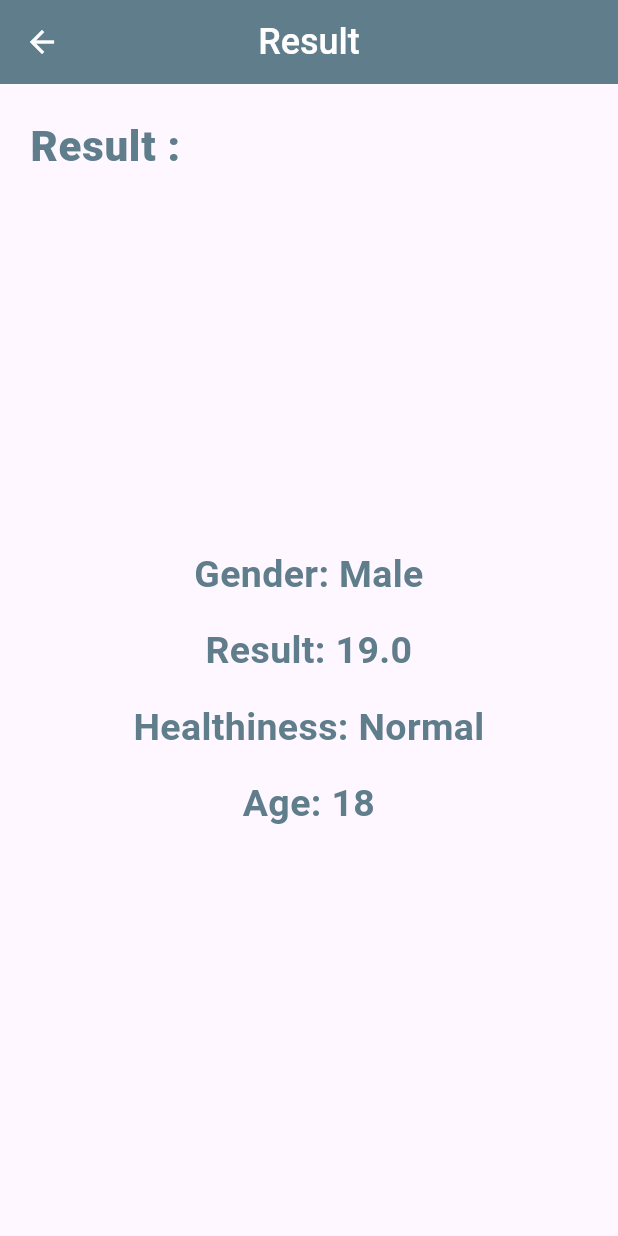
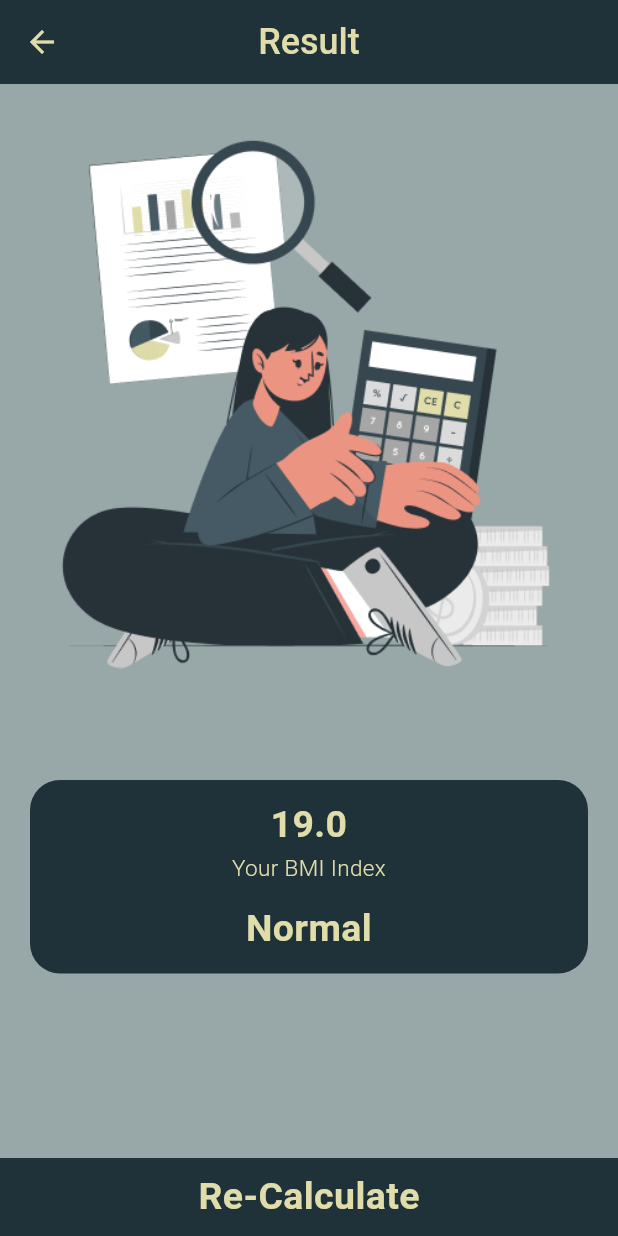
Before and after one commit to Mariam-Elkhelawy/BMI_App, a Flutter app: the screen it shows after launch, after a tap on the "remove" icon, after a tap on the "add" icon, after a tap on "Calculate", on a phone screen of 412 x 824 dp. Run offline on Flutter 3.47's test engine with Material 3 defaults, Android fonts, the phone set to English and light mode, and no system bars.

Commit message:
finish app

```diff
--- a/lib/home_screen.dart
+++ /dev/null
@@ -1,202 +0,0 @@
-import 'dart:math';
-
-import 'screens/result/result_screen.dart';
-import 'package:flutter/material.dart';
-
-class MyHomePage extends StatefulWidget {
-  const MyHomePage({Key? key}) : super(key: key);
-
-  @override
-  State<MyHomePage> createState() => _MyHomePageState();
-}
-
-class _MyHomePageState extends State<MyHomePage> {
-  bool isMale = true;
-  double heightVal = 170;
-  int weight = 55;
-  int age = 18;
-
-  @override
-  Widget build(BuildContext context) {
-    return Scaffold(
-      appBar: AppBar(title: const Text('Body Mass Index'), centerTitle: true),
-      body: SafeArea(
-        child: Column(
-          mainAxisAlignment: MainAxisAlignment.center,
-          children: [
-            Expanded(
-              child: Padding(
-                padding: const EdgeInsets.all(20.0),
-                child: Row(
-                  children: [
-                    gender(context, 'male'),
-                    const SizedBox(width: 15),
-                    gender(context, 'female'),
-                  ],
-                ),
-              ),
-            ),
-            Expanded(
-              child: Padding(
-                padding: const EdgeInsets.symmetric(horizontal: 20.0),
-                child: Container(
-                  decoration: BoxDecoration(
-                    borderRadius: BorderRadius.circular(10),
-                    color: Colors.blueGrey,
-                  ),
-                  child: Column(
-                    mainAxisAlignment: MainAxisAlignment.center,
-                    children: [
-                      Text('Height',
-                          style: Theme.of(context).textTheme.bodyMedium),
-                      Row(
-                        mainAxisAlignment: MainAxisAlignment.center,
-                        crossAxisAlignment: CrossAxisAlignment.baseline,
-                        textBaseline: TextBaseline.alphabetic,
-                        children: [
-                          Text(heightVal.toStringAsFixed(1),
-                              style: Theme.of(context).textTheme.bodyLarge),
-                          SizedBox(width: 4),
-                          Text('CM',
-                              style: Theme.of(context).textTheme.bodySmall),
-                        ],
-                      ),
-                      Slider(
-                        inactiveColor: Colors.white,
-                        activeColor: Colors.grey.shade300,
-                        min: 90,
-                        max: 220,
-                        value: heightVal,
-                        onChanged: (newValue) =>
-                            setState(() => heightVal = newValue),
-                      ),
-                    ],
-                  ),
-                ),
-              ),
-            ),
-            Expanded(
-              child: Padding(
-                padding: const EdgeInsets.all(20.0),
-                child: Row(
-                  children: [
-                    m2Expanded(context, 'weight'),
-                    const SizedBox(width: 15),
-                    m2Expanded(context, 'age'),
-                  ],
-                ),
-              ),
-            ),
-            Container(
-              color: Colors.blueGrey,
-              width: double.infinity,
-              // height: MediaQuery.of(context).size.height / 16,
-              child: TextButton(
-                onPressed: () {
-                  var result = weight / pow(heightVal / 100, 2);
-                  Navigator.push(
-                    context,
-                    MaterialPageRoute(
-                      builder: (context) =>
-                          ResultScreen(result: result, isMale: isMale, age: age),
-                    ),
-                  );
-                },
-                child: Text(
-                  'Calculate',
-                  style: Theme.of(context).textTheme.bodyMedium,
-                ),
-              ),
-            ),
-          ],
-        ),
-      ),
-    );
-  }
-
-  Expanded gender(BuildContext context, String gender) {
-    return Expanded(
-      child: InkWell(
-        onTap: () {
-          setState(() {
-            isMale = (gender == 'male') ? true : false;
-          });
-        },
-        child: Container(
-          decoration: BoxDecoration(
-            borderRadius: BorderRadius.circular(10),
-            color:
-                (isMale && gender == 'male') || (!isMale && gender == 'female')
-                    ? Color(0xFF6e7f80)
-                    : Colors.blueGrey,
-          ),
-          child: Column(
-            mainAxisAlignment: MainAxisAlignment.center,
-            children: [
-              Icon(gender == 'male' ? Icons.male : Icons.female, size: 90),
-              const SizedBox(height: 15),
-              Text(
-                gender == 'male' ? 'Male' : 'Female',
-                style: Theme.of(context).textTheme.bodyMedium,
-              ),
-            ],
-          ),
-        ),
-      ),
-    );
-  }
-
-  Expanded m2Expanded(BuildContext context, String type) {
-    return Expanded(
-      child: Container(
-        decoration: BoxDecoration(
-          borderRadius: BorderRadius.circular(10),
-          color: Colors.blueGrey,
-        ),
-        child: Column(
-          mainAxisAlignment: MainAxisAlignment.center,
-          children: [
-            Text(
-              type == 'age' ? 'Age' : 'Weight',
-              style: Theme.of(context).textTheme.bodyMedium,
-            ),
-            const SizedBox(height: 6),
-            Text(
-              type == 'age' ? '$age' : '$weight',
-              style: Theme.of(context).textTheme.bodyMedium,
-            ),
-            const SizedBox(height: 10),
-            Row(
-              mainAxisAlignment: MainAxisAlignment.center,
-              children: [
-                FloatingActionButton(
-                  backgroundColor: Colors.white,
-                  heroTag: type == 'age' ? 'age--' : 'weight--',
-                  onPressed: () =>
-                      setState(() => type == 'age' ? age-- : weight--),
-                  child: const Icon(
-                    Icons.remove,
-                    color: Colors.blueGrey,
-                  ),
-                  mini: true,
-                ),
-                const SizedBox(width: 8),
-                FloatingActionButton(
-                  backgroundColor: Colors.white,
-                  heroTag: type == 'age' ? 'age++' : 'weight++',
-                  onPressed: () =>
-                      setState(() => type == 'age' ? age++ : weight++),
-                  child: const Icon(
-                    Icons.add,
-                    color: Colors.blueGrey,
-                  ),
-                  mini: true,
-                ),
-              ],
-            ),
-          ],
-        ),
-      ),
-    );
-  }
-}
--- a/lib/main.dart
+++ b/lib/main.dart
@@ -1,4 +1,4 @@
-import 'package:bmi_app/home_screen.dart';
+import 'package:bmi_app/screens/home/home_screen.dart';
 import 'package:flutter/material.dart';
 
 void main() => runApp(const MyApp());
@@ -11,36 +11,41 @@ class MyApp extends StatelessWidget {
     return MaterialApp(
       debugShowCheckedModeBanner: false,
       home: const MyHomePage(),
-
-      // initialRoute: MyHomePage.routeName,
-      // routes: {
-      //   MyHomePage.routeName: (context) => MyHomePage(),
-      //   ResultScreen.routeName: (context) => ResultScreen()
-      // },
       theme: ThemeData(
-        appBarTheme: AppBarTheme(
-          backgroundColor: Colors.blueGrey,
+        floatingActionButtonTheme: const FloatingActionButtonThemeData(
+          backgroundColor: Color(0xFFe0ddaa),
+        ),
+        primaryColor: const Color(0xFF203239),
+        scaffoldBackgroundColor: const Color(0xFF98A7A7),
+        appBarTheme: const AppBarTheme(
+          backgroundColor: Color(0xFF203239),
           centerTitle: true,
-          iconTheme: IconThemeData(color: Colors.white),
+          iconTheme: IconThemeData(
+            color: Color(0xFFe0ddaa),
+          ),
           titleTextStyle: TextStyle(
-              color: Colors.white, fontSize: 24, fontWeight: FontWeight.w500),
+              color: Color(0xFFe0ddaa),
+              fontSize: 24,
+              fontWeight: FontWeight.w500),
         ),
-        iconTheme: const IconThemeData(color: Colors.white),
-        textTheme: TextTheme(
+        iconTheme: const IconThemeData(
+          color: Color(0xFFe0ddaa),
+        ),
+        textTheme: const TextTheme(
           bodyLarge: TextStyle(
             fontSize: 28,
             fontWeight: FontWeight.w800,
-            color: Colors.white,
+            color: Color(0xFFe0ddaa),
           ),
           bodyMedium: TextStyle(
             fontSize: 25,
             fontWeight: FontWeight.bold,
-            color: Colors.white,
+            color: Color(0xFFe0ddaa),
           ),
           bodySmall: TextStyle(
             fontSize: 20,
             fontWeight: FontWeight.bold,
-            color: Colors.white,
+            color: Color(0xFFe0ddaa),
           ),
         ),
       ),
--- a/lib/screens/home/home_screen.dart
+++ b/lib/screens/home/home_screen.dart
@@ -1,22 +1,18 @@
 import 'dart:math';
-
-import 'package:bmi_app/models/user_model.dart';
-import 'package:bmi_app/screens/home/widgets/gender_widget.dart';
 
 import '../result/result_screen.dart';
 import 'package:flutter/material.dart';
 
-class HomeScreen extends StatefulWidget {
-  const HomeScreen({Key? key}) : super(key: key);
-  static const String routeName = 'ResultScreen';
+class MyHomePage extends StatefulWidget {
+  const MyHomePage({Key? key}) : super(key: key);
 
   @override
-  State<HomeScreen> createState() => _HomeScreenState();
+  State<MyHomePage> createState() => _MyHomePageState();
 }
 
-class _HomeScreenState extends State<HomeScreen> {
+class _MyHomePageState extends State<MyHomePage> {
+  bool isMale = true;
   double heightVal = 170;
-
   int weight = 55;
   int age = 18;
 
@@ -33,9 +29,9 @@ class _HomeScreenState extends State<HomeScreen> {
                 padding: const EdgeInsets.all(20.0),
                 child: Row(
                   children: [
-                    GenderWidget( gender: 'male'),
+                    gender(context, 'male'),
                     const SizedBox(width: 15),
-                    GenderWidget(gender: 'female'),
+                    gender(context, 'female'),
                   ],
                 ),
               ),
@@ -46,7 +42,7 @@ class _HomeScreenState extends State<HomeScreen> {
                 child: Container(
                   decoration: BoxDecoration(
                     borderRadius: BorderRadius.circular(10),
-                    color: Colors.blueGrey,
+                    color: Theme.of(context).primaryColor,
                   ),
                   child: Column(
                     mainAxisAlignment: MainAxisAlignment.center,
@@ -59,16 +55,20 @@ class _HomeScreenState extends State<HomeScreen> {
                         textBaseline: TextBaseline.alphabetic,
                         children: [
                           Text(heightVal.toStringAsFixed(1),
-                              style: Theme.of(context).textTheme.bodyMedium),
+                              style: Theme.of(context).textTheme.bodyLarge),
+                          const SizedBox(width: 4),
                           Text('CM',
-                              style: Theme.of(context).textTheme.bodyMedium),
+                              style: Theme.of(context).textTheme.bodySmall),
                         ],
                       ),
                       Slider(
+                        inactiveColor: const Color(0xFFe0ddaa),
+                        activeColor: const Color(0xFF98A7A7),
                         min: 90,
                         max: 220,
                         value: heightVal,
-                        onChanged: (newValue) => setState(() => heightVal = newValue),
+                        onChanged: (newValue) =>
+                            setState(() => heightVal = newValue),
                       ),
                     ],
                   ),
@@ -88,15 +88,18 @@ class _HomeScreenState extends State<HomeScreen> {
               ),
             ),
             Container(
-              color: Colors.teal,
+              color: Theme.of(context).primaryColor,
               width: double.infinity,
-              height: MediaQuery.of(context).size.height / 16,
               child: TextButton(
                 onPressed: () {
-                  double result = weight / pow(heightVal / 100, 2);
-                  UserModel model =UserModel(gender: "female", age: age, result: result);
-                  // Navigator.pushNamed(context, ResultScreen.routeName,arguments:model );
-
+                  var result = weight / pow(heightVal / 100, 2);
+                  Navigator.push(
+                    context,
+                    MaterialPageRoute(
+                      builder: (context) => ResultScreen(
+                          result: result, isMale: isMale, age: age),
+                    ),
+                  );
                 },
                 child: Text(
                   'Calculate',
@@ -110,25 +113,58 @@ class _HomeScreenState extends State<HomeScreen> {
     );
   }
 
+  Expanded gender(BuildContext context, String gender) {
+    return Expanded(
+      child: InkWell(
+        onTap: () {
+          setState(() {
+            isMale = (gender == 'male') ? true : false;
+          });
+        },
+        child: Container(
+          decoration: BoxDecoration(
+            borderRadius: BorderRadius.circular(10),
+            color:
+                (isMale && gender == 'male') || (!isMale && gender == 'female')
+                    ? const Color(0xFF4a585b)
+                    : Theme.of(context).primaryColor,
+          ),
+          child: Column(
+            mainAxisAlignment: MainAxisAlignment.center,
+            children: [
+              Icon(gender == 'male' ? Icons.male : Icons.female, size: 90),
+              const SizedBox(height: 15),
+              Text(
+                gender == 'male' ? 'Male' : 'Female',
+                style: Theme.of(context).textTheme.bodyMedium,
+              ),
+            ],
+          ),
+        ),
+      ),
+    );
+  }
+
   Expanded m2Expanded(BuildContext context, String type) {
     return Expanded(
       child: Container(
         decoration: BoxDecoration(
           borderRadius: BorderRadius.circular(10),
-          color: Colors.blueGrey,
+          color: Theme.of(context).primaryColor,
         ),
         child: Column(
           mainAxisAlignment: MainAxisAlignment.center,
           children: [
             Text(
               type == 'age' ? 'Age' : 'Weight',
-              style: Theme.of(context).textTheme.headline2,
+              style: Theme.of(context).textTheme.bodyMedium,
             ),
-            const SizedBox(height: 15),
+            const SizedBox(height: 6),
             Text(
               type == 'age' ? '$age' : '$weight',
-              style: Theme.of(context).textTheme.headline1,
+              style: Theme.of(context).textTheme.bodyMedium,
             ),
+            const SizedBox(height: 10),
             Row(
               mainAxisAlignment: MainAxisAlignment.center,
               children: [
@@ -136,16 +172,22 @@ class _HomeScreenState extends State<HomeScreen> {
                   heroTag: type == 'age' ? 'age--' : 'weight--',
                   onPressed: () =>
                       setState(() => type == 'age' ? age-- : weight--),
-                  child: const Icon(Icons.remove),
                   mini: true,
+                  child: const Icon(
+                    Icons.remove,
+                    color: Color(0xFF203239),
+                  ),
                 ),
                 const SizedBox(width: 8),
                 FloatingActionButton(
                   heroTag: type == 'age' ? 'age++' : 'weight++',
                   onPressed: () =>
                       setState(() => type == 'age' ? age++ : weight++),
-                  child: const Icon(Icons.add),
                   mini: true,
+                  child: const Icon(
+                    Icons.add,
+                    color: Color(0xFF203239),
+                  ),
                 ),
               ],
             ),
--- a/lib/screens/result/result_screen.dart
+++ b/lib/screens/result/result_screen.dart
@@ -1,3 +1,4 @@
+import 'package:bmi_app/screens/home/home_screen.dart';
 import 'package:flutter/material.dart';
 
 class ResultScreen extends StatelessWidget {
@@ -14,14 +15,15 @@ class ResultScreen extends StatelessWidget {
 
   String get resultPhrase {
     String resultText = '';
-    if (result >= 30)
+    if (result >= 30) {
       resultText = 'Obese';
-    else if (result > 25 && result < 30)
+    } else if (result > 25 && result < 30) {
       resultText = 'Overweight';
-    else if (result >= 18.5 && result <= 24.9)
+    } else if (result >= 18.5 && result <= 24.9) {
       resultText = 'Normal';
-    else
+    } else {
       resultText = 'Thin';
+    }
     return resultText;
   }
 
@@ -34,53 +36,66 @@ class ResultScreen extends StatelessWidget {
         ),
       ),
       body: SafeArea(
+        child: Column(
+          children: [
+            Image.asset('assets/images/result.png'),
+            const SizedBox(height: 32),
+            Padding(
+              padding: const EdgeInsets.all(20.0),
+              child: Container(
+                decoration: BoxDecoration(
+                    color: const Color(0xFF203239),
+                    borderRadius: BorderRadius.circular(20),),
                 child: Padding(
-          padding: const EdgeInsets.all(20),
+                  padding: const EdgeInsets.all(12),
                   child: Column(
                     crossAxisAlignment: CrossAxisAlignment.stretch,
-            // mainAxisAlignment: MainAxisAlignment.center,
                     children: [
                       Text(
-                'Result :',
-                style: Theme.of(context).textTheme.bodyLarge?.copyWith(
-                      color: Colors.blueGrey,
-                    ),
-                textAlign: TextAlign.start,
-              ),
-              SizedBox(height: MediaQuery.of(context).size.height*.3),
-              Text(
-                'Gender: ${isMale ? 'Male' : 'Female'}',
-                style: Theme.of(context).textTheme.bodyMedium?.copyWith(
-                      color: Colors.blueGrey,
-                    ),
+                        result.toStringAsFixed(1),
+                        style: Theme.of(context).textTheme.bodyMedium,
                         textAlign: TextAlign.center,
                       ),
-              SizedBox(height: 15),
-              Text(
-                'Result: ${result.toStringAsFixed(1)}',
-                style: Theme.of(context).textTheme.bodyMedium?.copyWith(
-                      color: Colors.blueGrey,
-                    ),
+                      const Text(
+                        'Your BMI Index',
+                        style: TextStyle(
+                            fontSize: 15,
+                            fontWeight: FontWeight.w300,
+                            color: Color(0xFFe0ddaa)),
                         textAlign: TextAlign.center,
                       ),
-              SizedBox(height: 15),
+                      const SizedBox(height: 12),
                       Text(
-                'Healthiness: $resultPhrase',
-                style: Theme.of(context).textTheme.bodyMedium?.copyWith(
-                      color: Colors.blueGrey,
-                    ),
+                        resultPhrase,
+                        style: Theme.of(context).textTheme.bodyMedium,
                         textAlign: TextAlign.center,
                       ),
-              SizedBox(height: 15),
-              Text(
-                'Age: $age',
-                style: Theme.of(context).textTheme.bodyMedium?.copyWith(
-                      color: Colors.blueGrey,
-                    ),
-                textAlign: TextAlign.center,
-              )
+                      // const SizedBox(height: 15),
                     ],
                   ),
+                ),
+              ),
+            ),
+            const Spacer(),
+            Container(
+              color: Theme.of(context).primaryColor,
+              width: double.infinity,
+              child: TextButton(
+                onPressed: () {
+                  Navigator.push(
+                    context,
+                    MaterialPageRoute(
+                      builder: (context) => const MyHomePage(),
+                    ),
+                  );
+                },
+                child: Text(
+                  'Re-Calculate',
+                  style: Theme.of(context).textTheme.bodyMedium,
+                ),
+              ),
+            ),
+          ],
         ),
       ),
     );
```
Also changed, not shown: lib/screens/home/widgets/custom_widget.dart (deleted, +0 -68 lines), lib/screens/home/widgets/gender_widget.dart (deleted, +0 -78 lines), assets/images/Risk management-pana.png (added), assets/images/result.png (added). Lines whose indentation alone changed are shown as unchanged.
